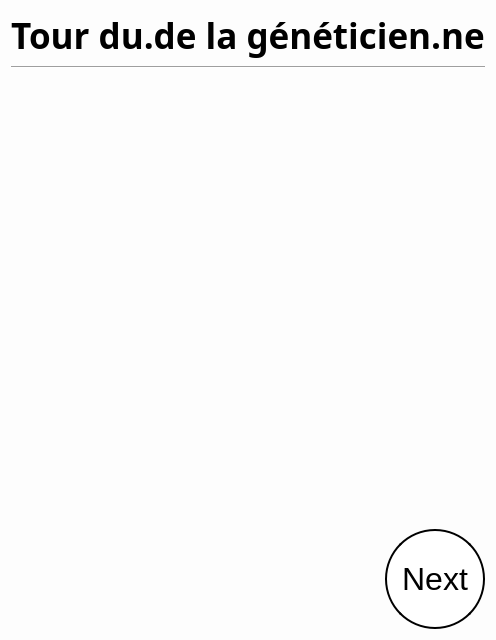
Before: the Qt Designer form SporzOBC-WAL/code/resources/Phases/Night/Geneticist/turn.ui in Eben-Epi/SporzOBC, drawn with Qt 5.
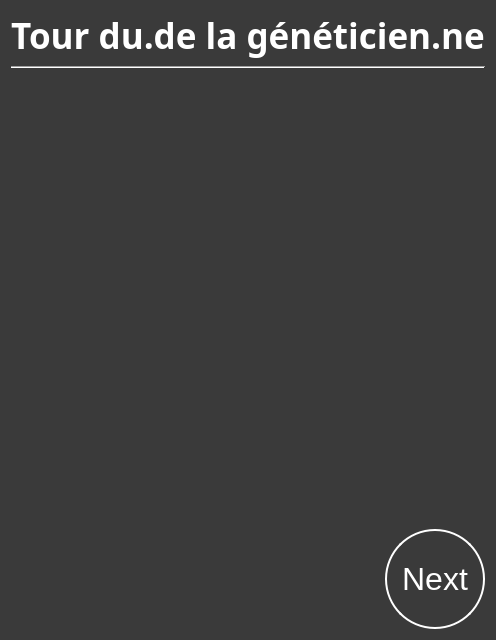
After: the same form once the commit is applied.

Commit message: UPD Night Phases are displayed with dark background UPD Mutant Turn and Evening Bed Time View ADD useful fetch infos from game logic methods

What changed in the file:
```diff
--- a/SporzOBC-WAL/code/resources/Phases/Night/Geneticist/turn.ui
+++ b/SporzOBC-WAL/code/resources/Phases/Night/Geneticist/turn.ui
@@ -15,14 +15,19 @@
   </property>
   <property name="styleSheet">
    <string notr="true">#GeneticistTurn {
-    background-color: rgb(253, 253, 253);
+    background-color: rgb(58, 58, 58);;
     }
 
+QLabel {
+	color:white;
+}
+
 QPushButton  {
-    border: 2px solid black;
-    background-color: white;
+    border: 2px solid white;
+    background-color: rgb(58, 58, 58);
     padding: 10px 10px;
     font-size: 32px;
+	color:white;
     border-radius: 50px;
 }</string>
   </property>
```
The commit also changes 37 other files.
